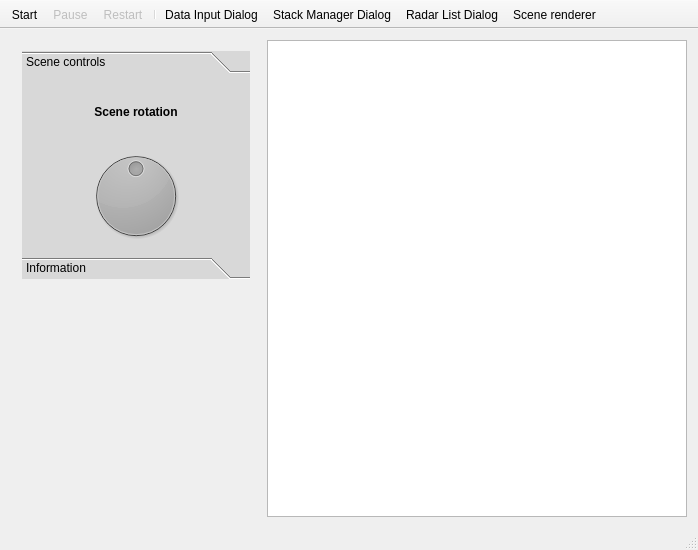
Above: DACUSN/mainwindow.ui from Gresthorn/DACUSN before the change. Below: the same form after it.
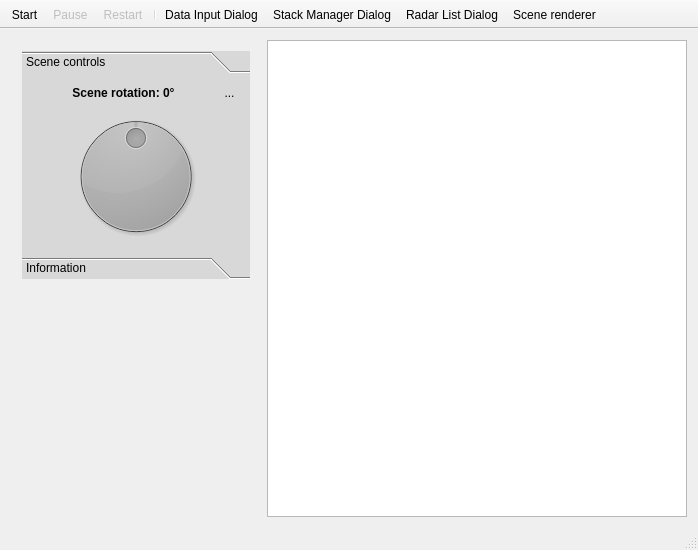
That is the form after the change. Icons and pictures are not drawn.

Commit message: OpenGL implementation finished. Options for OpenGL added and background color selection is now availible. Repaired rotation feature.

Patch:
```diff
--- a/DACUSN/mainwindow.ui
+++ b/DACUSN/mainwindow.ui
@@ -74,7 +74,7 @@
             <x>0</x>
             <y>0</y>
             <width>232</width>
-            <height>172</height>
+            <height>169</height>
            </rect>
           </property>
           <property name="styleSheet">
@@ -84,7 +84,7 @@
            <string>Scene controls</string>
           </attribute>
           <layout class="QGridLayout" name="gridLayout_3">
-           <item row="1" column="0">
+           <item row="1" column="0" colspan="3">
             <widget class="QDial" name="rotationControlDial">
              <property name="cursor">
               <cursorShape>CrossCursor</cursorShape>
@@ -106,13 +106,33 @@
              </property>
             </widget>
            </item>
-           <item row="0" column="0">
+           <item row="0" column="2">
+            <widget class="QToolButton" name="sceneRotationSettingsButton">
+             <property name="styleSheet">
+              <string notr="true">border:none;</string>
+             </property>
+             <property name="text">
+              <string>...</string>
+             </property>
+             <property name="icon">
+              <iconset resource="icons.qrc">
+               <normaloff>:/mainToolbar/icons/settings.png</normaloff>:/mainToolbar/icons/settings.png</iconset>
+             </property>
+             <property name="iconSize">
+              <size>
+               <width>32</width>
+               <height>32</height>
+              </size>
+             </property>
+            </widget>
+           </item>
+           <item row="0" column="0" colspan="2">
             <widget class="QLabel" name="sceneRotationLabel">
              <property name="styleSheet">
               <string notr="true">font-weight: bold;</string>
              </property>
              <property name="text">
-              <string>Scene rotation</string>
+              <string>Scene rotation: 0°</string>
              </property>
              <property name="alignment">
               <set>Qt::AlignCenter</set>
```
Left out of the diff: 4 changed lines with no effect on the pictures. The commit also changes 15 other files.
